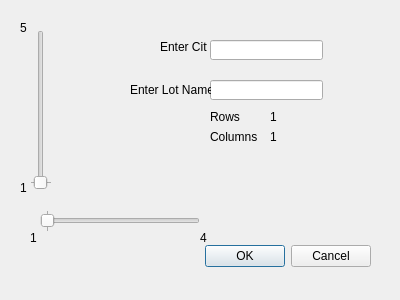
Nomen-Naught/DronePark1, file DronePark1/DronePark1/newlot.ui: the form before one commit.
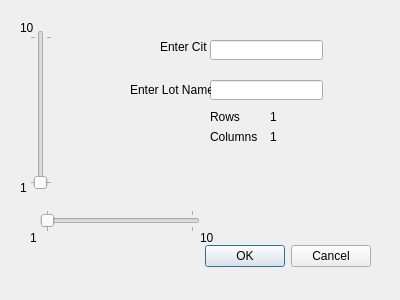
The form after the commit.

Diff of the .ui file:
```diff
--- a/DronePark1/DronePark1/newlot.ui
+++ b/DronePark1/DronePark1/newlot.ui
@@ -45,7 +45,7 @@
     <number>1</number>
    </property>
    <property name="maximum">
-    <number>4</number>
+    <number>10</number>
    </property>
    <property name="value">
     <number>1</number>
@@ -70,7 +70,7 @@
     <number>1</number>
    </property>
    <property name="maximum">
-    <number>5</number>
+    <number>10</number>
    </property>
    <property name="orientation">
     <enum>Qt::Vertical</enum>
@@ -148,7 +148,7 @@
     </rect>
    </property>
    <property name="text">
-    <string>5</string>
+    <string>10</string>
    </property>
   </widget>
   <widget class="QLabel" name="hslidelabel1">
@@ -174,7 +174,7 @@
     </rect>
    </property>
    <property name="text">
-    <string>4</string>
+    <string>10</string>
    </property>
   </widget>
   <widget class="QLabel" name="columnLabel">
```
